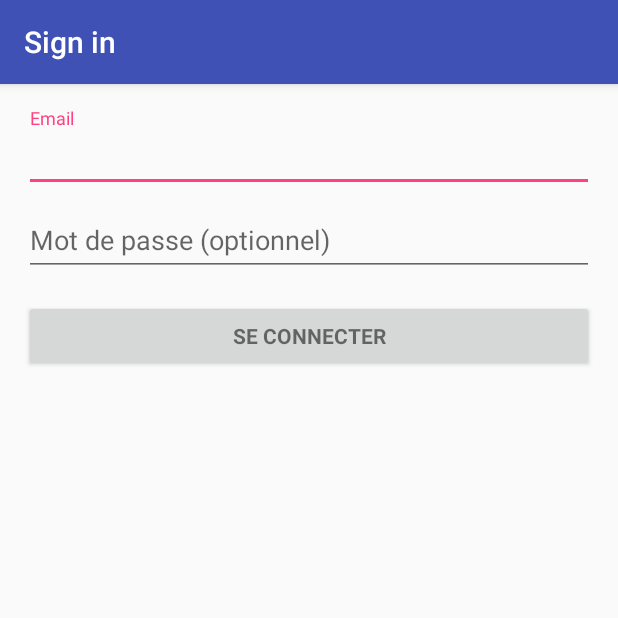
After one commit to NQuillon/PokeCard, an Android app: the LoginActivity screen opened directly, with no data from a screen before it, on a phone screen of 412 x 824 dp, the top half of it. The commit adds this screen. Run offline under Robolectric (Android 15) with nearby library versions, the phone set to English and light mode, and no system bars.

Commit message:
Création LoginActivity

```diff
--- a/app/build.gradle
+++ b/app/build.gradle
@@ -30,5 +30,6 @@
     compile 'com.android.support.constraint:constraint-layout:1.0.2'
     compile 'com.android.support:support-v4:26.+'
     compile 'com.github.bumptech.glide:glide:3.5.2'
+    compile 'com.android.support:design:26.+'
     testCompile 'junit:junit:4.12'
 }
--- a/app/src/main/java/nicolas/johan/iem/pokecard/SplashScreen.java
+++ b/app/src/main/java/nicolas/johan/iem/pokecard/SplashScreen.java
@@ -42,7 +42,7 @@
                 } catch (InterruptedException e) {
                 } finally {
                     finish();
-                    Intent i = new Intent(SplashScreen.this, MainActivity.class);
+                    Intent i = new Intent(SplashScreen.this, LoginActivity.class);
                     startActivity(i);
                 }
             }
--- /dev/null
+++ b/app/src/main/res/layout/activity_login.xml
@@ -0,0 +1,77 @@
+<LinearLayout xmlns:android="http://schemas.android.com/apk/res/android"
+    xmlns:tools="http://schemas.android.com/tools"
+    android:layout_width="match_parent"
+    android:layout_height="match_parent"
+    android:gravity="center_horizontal"
+    android:orientation="vertical"
+    android:paddingBottom="@dimen/activity_vertical_margin"
+    android:paddingLeft="@dimen/activity_horizontal_margin"
+    android:paddingRight="@dimen/activity_horizontal_margin"
+    android:paddingTop="@dimen/activity_vertical_margin"
+    tools:context="nicolas.johan.iem.pokecard.LoginActivity">
+
+    <!-- Login progress -->
+    <ProgressBar
+        android:id="@+id/login_progress"
+        style="?android:attr/progressBarStyleLarge"
+        android:layout_width="wrap_content"
+        android:layout_height="wrap_content"
+        android:layout_marginBottom="8dp"
+        android:visibility="gone" />
+
+    <ScrollView
+        android:id="@+id/login_form"
+        android:layout_width="match_parent"
+        android:layout_height="match_parent">
+
+        <LinearLayout
+            android:id="@+id/email_login_form"
+            android:layout_width="match_parent"
+            android:layout_height="wrap_content"
+            android:orientation="vertical">
+
+            <android.support.design.widget.TextInputLayout
+                android:layout_width="match_parent"
+                android:layout_height="wrap_content">
+
+                <AutoCompleteTextView
+                    android:id="@+id/email"
+                    android:layout_width="match_parent"
+                    android:layout_height="wrap_content"
+                    android:hint="@string/prompt_email"
+                    android:inputType="textEmailAddress"
+                    android:maxLines="1"
+                    android:singleLine="true" />
+
+            </android.support.design.widget.TextInputLayout>
+
+            <android.support.design.widget.TextInputLayout
+                android:layout_width="match_parent"
+                android:layout_height="wrap_content">
+
+                <EditText
+                    android:id="@+id/password"
+                    android:layout_width="match_parent"
+                    android:layout_height="wrap_content"
+                    android:hint="@string/prompt_password"
+                    android:imeActionId="@+id/login"
+                    android:imeActionLabel="@string/action_sign_in_short"
+                    android:imeOptions="actionUnspecified"
+                    android:inputType="textPassword"
+                    android:maxLines="1"
+                    android:singleLine="true" />
+
+            </android.support.design.widget.TextInputLayout>
+
+            <Button
+                android:id="@+id/email_sign_in_button"
+                style="?android:textAppearanceSmall"
+                android:layout_width="match_parent"
+                android:layout_height="wrap_content"
+                android:layout_marginTop="16dp"
+                android:text="@string/action_sign_in"
+                android:textStyle="bold" />
+
+        </LinearLayout>
+    </ScrollView>
+</LinearLayout>
--- /dev/null
+++ b/app/src/main/res/values/dimens.xml
@@ -0,0 +1,5 @@
+<resources>
+    <!-- Default screen margins, per the Android Design guidelines. -->
+    <dimen name="activity_horizontal_margin">16dp</dimen>
+    <dimen name="activity_vertical_margin">16dp</dimen>
+</resources>
--- a/app/src/main/res/values/strings.xml
+++ b/app/src/main/res/values/strings.xml
@@ -4,4 +4,15 @@
     <string name="title_activity_splash_screen">SplashScreen</string>
     <string name="dummy_button">Dummy Button</string>
     <string name="dummy_content">DUMMY\nCONTENT</string>
+    <string name="title_activity_login">Sign in</string>
+
+    <!-- Strings related to login -->
+    <string name="prompt_email">Email</string>
+    <string name="prompt_password">Mot de passe (optionnel)</string>
+    <string name="action_sign_in">Se connecter</string>
+    <string name="action_sign_in_short">Se connecter</string>
+    <string name="error_invalid_email">Adresse email invalide</string>
+    <string name="error_invalid_password">Mot de passe trop court</string>
+    <string name="error_incorrect_password">Mot de passe incorrect</string>
+    <string name="error_field_required">Champs requis</string>
 </resources>
```
Also changed, not shown: app/src/main/AndroidManifest.xml (+9 -3 lines), app/src/main/java/nicolas/johan/iem/pokecard/LoginActivity.java (added, +293 -0 lines).
